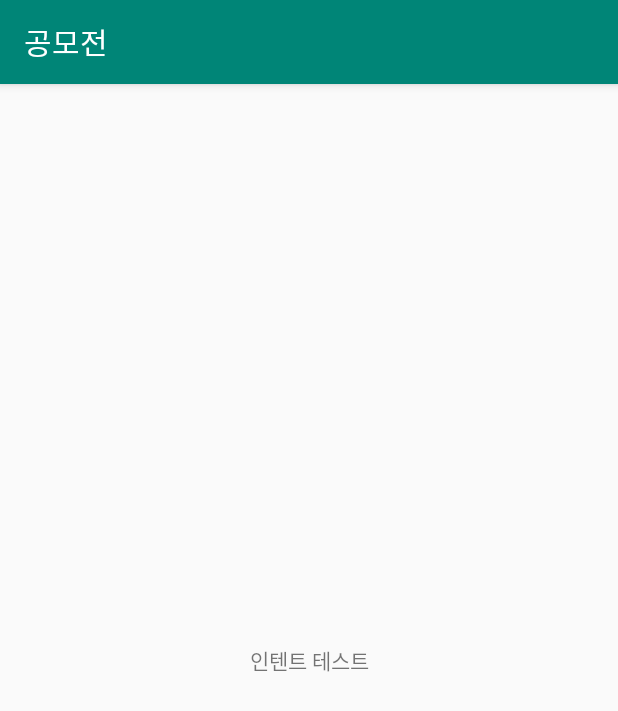
After one commit to VanSubstance/projectTemp, an Android app: the sellerUIEnrollment screen opened directly, with no data from a screen before it, on a phone screen of 412 x 824 dp. The commit adds this screen. Shown: the top 711 px of the screen. Run offline under Robolectric (Android 15) with nearby library versions, the phone set to English and light mode, and no system bars.

Commit message:
revise
code revise

```diff
--- a/app/src/main/AndroidManifest.xml
+++ b/app/src/main/AndroidManifest.xml
@@ -9,6 +9,7 @@
         android:roundIcon="@mipmap/ic_launcher_round"
         android:supportsRtl="true"
         android:theme="@style/AppTheme">
+        <activity android:name=".sellerUIEnrollment"></activity>
         <activity android:name=".MainActivity">
             <intent-filter>
                 <action android:name="android.intent.action.MAIN" />
@@ -16,8 +17,9 @@
                 <category android:name="android.intent.category.LAUNCHER" />
             </intent-filter>
         </activity>
-        <activity android:name=".sellerUIMain"></activity>
-        <activity android:name=".buyerUIMain"></activity>
+        <activity android:name=".sellerUIMain" />
+        <activity android:name=".buyerUIMain" />
+
     </application>
 
 </manifest>
--- a/app/src/main/java/com/example/contest/MainActivity.kt
+++ b/app/src/main/java/com/example/contest/MainActivity.kt
@@ -4,6 +4,7 @@
 import androidx.appcompat.app.AppCompatActivity
 import android.os.Bundle
 import kotlinx.android.synthetic.main.activity_main.*
+import kotlinx.android.synthetic.main.seller_ui_home.*
 
 class MainActivity : AppCompatActivity() {
 
@@ -20,6 +21,7 @@
     private fun login(id: String, pw: String) {
         userInfo.id = id
         userInfo.pw = pw
+
         // 만약 계정정보가 판매자다 -> 판매자 UI 불러오기
         // 소비자다 -> 소비자 UI 불러오기
         if (id == "a" && pw == "a") {
--- /dev/null
+++ b/app/src/main/java/com/example/contest/sellerUIEnrollment.kt
@@ -0,0 +1,13 @@
+package com.example.contest
+
+import androidx.appcompat.app.AppCompatActivity
+import android.os.Bundle
+
+class sellerUIEnrollment : AppCompatActivity() {
+    override fun onCreate(savedInstanceState: Bundle?) {
+        super.onCreate(savedInstanceState)
+        setContentView(R.layout.seller_ui_enrollment)
+
+
+    }
+}
--- a/app/src/main/java/com/example/contest/sellerUIMain.kt
+++ b/app/src/main/java/com/example/contest/sellerUIMain.kt
@@ -1,7 +1,9 @@
 package com.example.contest
 
+import android.content.Intent
 import androidx.appcompat.app.AppCompatActivity
 import android.os.Bundle
+import kotlinx.android.synthetic.main.seller_ui_home.*
 import kotlinx.android.synthetic.main.seller_ui_main.*
 import java.text.SimpleDateFormat
 import java.util.*
@@ -11,6 +13,8 @@
     override fun onCreate(savedInstanceState: Bundle?) {
         super.onCreate(savedInstanceState)
         setContentView(R.layout.seller_ui_main)
+
+
 
         val currentTime = Calendar.getInstance().time
         var timeFormat = SimpleDateFormat("HH:mm:ss", Locale.KOREA).format(currentTime)
--- a/app/src/main/res/layout/seller_ui_enrollment.xml
+++ b/app/src/main/res/layout/seller_ui_enrollment.xml
@@ -1,6 +1,19 @@
 <?xml version="1.0" encoding="utf-8"?>
-<androidx.constraintlayout.widget.ConstraintLayout
-    xmlns:android="http://schemas.android.com/apk/res/android" android:layout_width="match_parent"
-    android:layout_height="match_parent">
+<androidx.constraintlayout.widget.ConstraintLayout xmlns:android="http://schemas.android.com/apk/res/android"
+    xmlns:app="http://schemas.android.com/apk/res-auto"
+    xmlns:tools="http://schemas.android.com/tools"
+    android:layout_width="match_parent"
+    android:layout_height="match_parent"
+    tools:context=".sellerUIEnrollment">
+
+    <TextView
+        android:id="@+id/textView"
+        android:layout_width="wrap_content"
+        android:layout_height="wrap_content"
+        android:text="인텐트 테스트"
+        app:layout_constraintBottom_toBottomOf="parent"
+        app:layout_constraintEnd_toEndOf="parent"
+        app:layout_constraintStart_toStartOf="parent"
+        app:layout_constraintTop_toTopOf="parent" />
 
 </androidx.constraintlayout.widget.ConstraintLayout>
--- a/app/src/main/res/layout/seller_ui_main.xml
+++ b/app/src/main/res/layout/seller_ui_main.xml
@@ -92,10 +92,6 @@
                 android:src="@drawable/ic_perm_identity_black_24dp"/>
         </LinearLayout>
 
-
-
-
-
     </LinearLayout>
 
 
```
Also changed, not shown: app/src/main/java/com/example/contest/sellerUIHome.kt (+3 -4 lines), app/src/main/res/drawable/roundbutton.xml (added, +7 -0 lines), app/src/main/res/layout/seller_ui_home.xml (+7 -3 lines).
